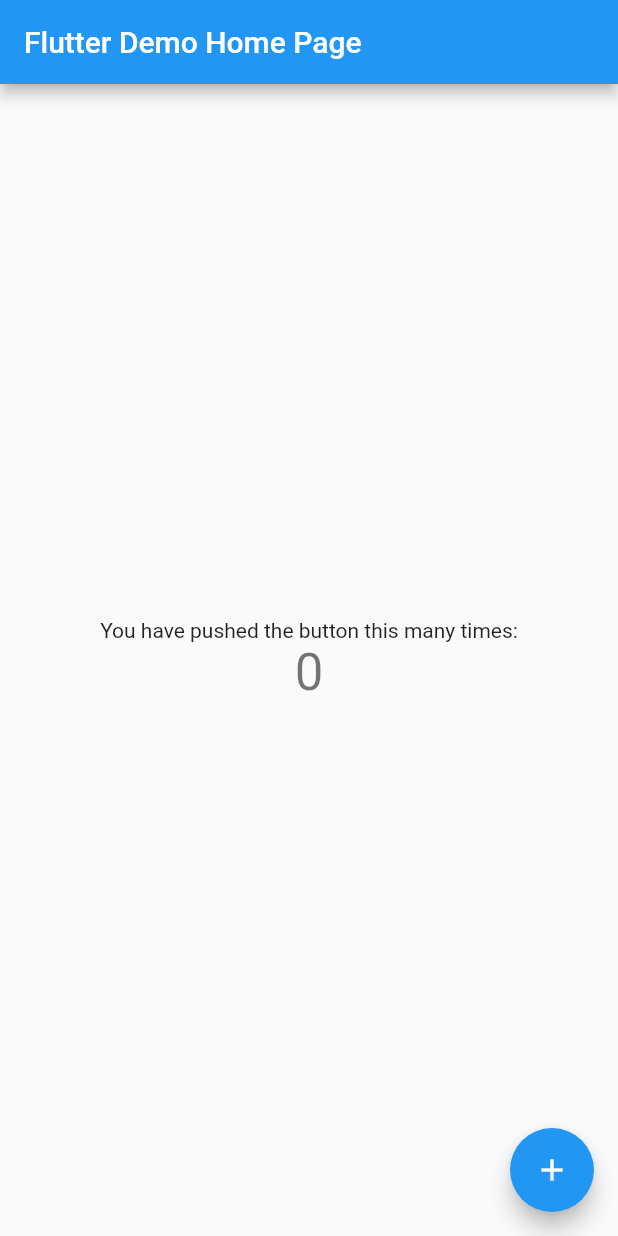
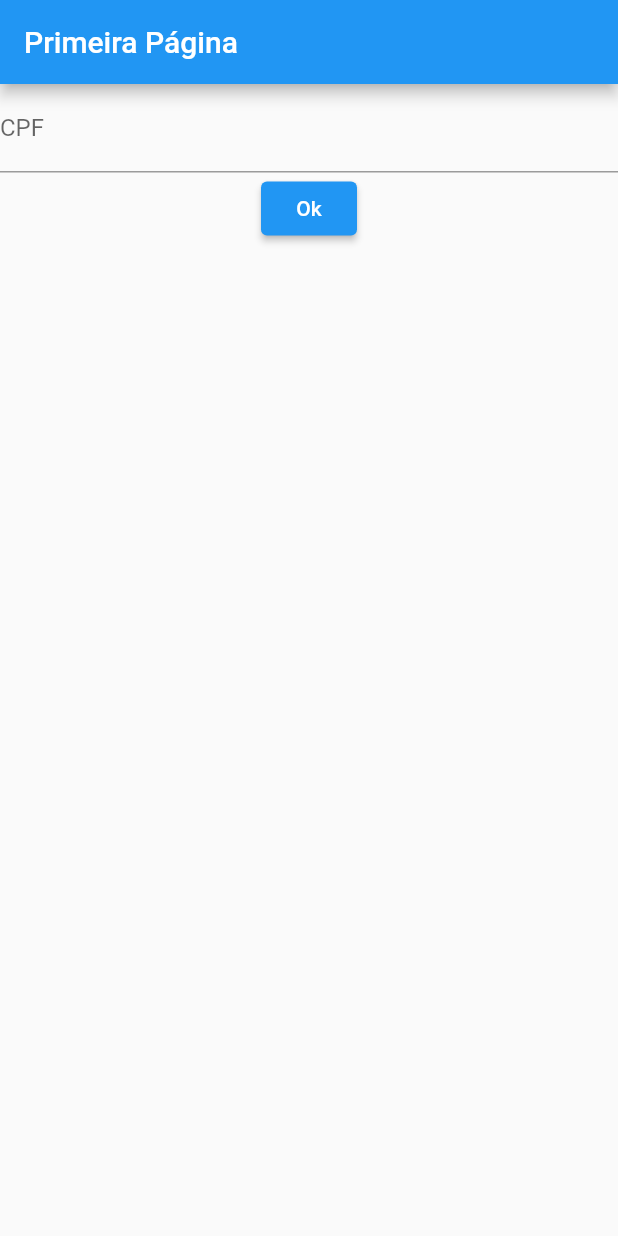
Before and after one commit to GabrielMoyaNascimento/PSA, a Flutter app: the screen it shows after launch, on a phone screen of 412 x 824 dp. Run offline on Flutter 3.47's test engine with Material 2 defaults, Android fonts, the light colour scheme and no system bars.

Commit message:
Primeiras alterações no projeto

```diff
--- /dev/null
+++ b/projeto_software_avancado/lib/components/home_page.dart
@@ -0,0 +1,38 @@
+import 'package:flutter/material.dart';
+
+class HomePage extends StatelessWidget{
+
+  final Key? key;
+  const HomePage({this.key}) : super(key:key);
+
+  @override
+  Widget build(BuildContext context){
+    return Scaffold(
+      appBar: AppBar(title: const Text('Primeira Página')),
+      body: Center(child: Column(children: [
+        const TextField(
+          decoration: InputDecoration(
+            label: Text('CPF'),
+            hintText: 'Informe o CPF'
+          ),
+        ),
+        ElevatedButton(
+          onPressed:() {
+            showDialog(
+              context: context,
+              builder: (BuildContext context){
+                return const AlertDialog(
+                  title: Text('Resultado'),
+                  content: Text('CPF Correto'),
+                );
+              }
+            );
+        },
+            child: const Text('Ok')
+            )
+          ],
+        ),
+      ),
+    );
+  }
+}
--- /dev/null
+++ b/projeto_software_avancado/lib/inicializer.dart
@@ -0,0 +1,17 @@
+import 'package:flutter/material.dart';
+import 'package:projeto_software_avancado/components/home_page.dart';
+
+class Inicializer extends StatelessWidget {
+  const Inicializer({super.key});
+
+  @override
+  Widget build(BuildContext context) {
+    return MaterialApp(
+      title: 'Meu Aplicativo',
+      theme: ThemeData(
+        primaryColor: Colors.blue,
+      ),
+      home: const HomePage(),
+    );
+  }
+}
--- a/projeto_software_avancado/lib/main.dart
+++ b/projeto_software_avancado/lib/main.dart
@@ -1,115 +1,16 @@
 import 'package:flutter/material.dart';
-
+import 'package:projeto_software_avancado/inicializer.dart';
+/*
+ O que pode ser melhorado no projeto?
+ 1 - Excesso de comentários
+ 2 - Definir rotas para orientar o projeto para uma melhor divisão
+ 3 - Definir nomes sugestivos
+ 4 - Várias classes em um arquivo
+ 5 - Identação Confusa
+ 6 - Tabulação dificulta leitura
+ 7 - Componentizar
+ 8 -
+*/
 void main() {
-  runApp(const MyApp());
+  runApp(const Inicializer());
 }
-
-class MyApp extends StatelessWidget {
-  const MyApp({super.key});
-
-  // This widget is the root of your application.
-  @override
-  Widget build(BuildContext context) {
-    return MaterialApp(
-      title: 'Flutter Demo',
-      theme: ThemeData(
-        // This is the theme of your application.
-        //
-        // Try running your application with "flutter run". You'll see the
-        // application has a blue toolbar. Then, without quitting the app, try
-        // changing the primarySwatch below to Colors.green and then invoke
-        // "hot reload" (press "r" in the console where you ran "flutter run",
-        // or simply save your changes to "hot reload" in a Flutter IDE).
-        // Notice that the counter didn't reset back to zero; the application
-        // is not restarted.
-        primarySwatch: Colors.blue,
-      ),
-      home: const MyHomePage(title: 'Flutter Demo Home Page'),
-    );
-  }
-}
-
-class MyHomePage extends StatefulWidget {
-  const MyHomePage({super.key, required this.title});
-
-  // This widget is the home page of your application. It is stateful, meaning
-  // that it has a State object (defined below) that contains fields that affect
-  // how it looks.
-
-  // This class is the configuration for the state. It holds the values (in this
-  // case the title) provided by the parent (in this case the App widget) and
-  // used by the build method of the State. Fields in a Widget subclass are
-  // always marked "final".
-
-  final String title;
-
-  @override
-  State<MyHomePage> createState() => _MyHomePageState();
-}
-
-class _MyHomePageState extends State<MyHomePage> {
-  int _counter = 0;
-
-  void _incrementCounter() {
-    setState(() {
-      // This call to setState tells the Flutter framework that something has
-      // changed in this State, which causes it to rerun the build method below
-      // so that the display can reflect the updated values. If we changed
-      // _counter without calling setState(), then the build method would not be
-      // called again, and so nothing would appear to happen.
-      _counter++;
-    });
-  }
-
-  @override
-  Widget build(BuildContext context) {
-    // This method is rerun every time setState is called, for instance as done
-    // by the _incrementCounter method above.
-    //
-    // The Flutter framework has been optimized to make rerunning build methods
-    // fast, so that you can just rebuild anything that needs updating rather
-    // than having to individually change instances of widgets.
-    return Scaffold(
-      appBar: AppBar(
-        // Here we take the value from the MyHomePage object that was created by
-        // the App.build method, and use it to set our appbar title.
-        title: Text(widget.title),
-      ),
-      body: Center(
-        // Center is a layout widget. It takes a single child and positions it
-        // in the middle of the parent.
-        child: Column(
-          // Column is also a layout widget. It takes a list of children and
-          // arranges them vertically. By default, it sizes itself to fit its
-          // children horizontally, and tries to be as tall as its parent.
-          //
-          // Invoke "debug painting" (press "p" in the console, choose the
-          // "Toggle Debug Paint" action from the Flutter Inspector in Android
-          // Studio, or the "Toggle Debug Paint" command in Visual Studio Code)
-          // to see the wireframe for each widget.
-          //
-          // Column has various properties to control how it sizes itself and
-          // how it positions its children. Here we use mainAxisAlignment to
-          // center the children vertically; the main axis here is the vertical
-          // axis because Columns are vertical (the cross axis would be
-          // horizontal).
-          mainAxisAlignment: MainAxisAlignment.center,
-          children: <Widget>[
-            const Text(
-              'You have pushed the button this many times:',
-            ),
-            Text(
-              '$_counter',
-              style: Theme.of(context).textTheme.headline4,
-            ),
-          ],
-        ),
-      ),
-      floatingActionButton: FloatingActionButton(
-        onPressed: _incrementCounter,
-        tooltip: 'Increment',
-        child: const Icon(Icons.add),
-      ), // This trailing comma makes auto-formatting nicer for build methods.
-    );
-  }
-}
```
Also changed, not shown: 1 other file.
